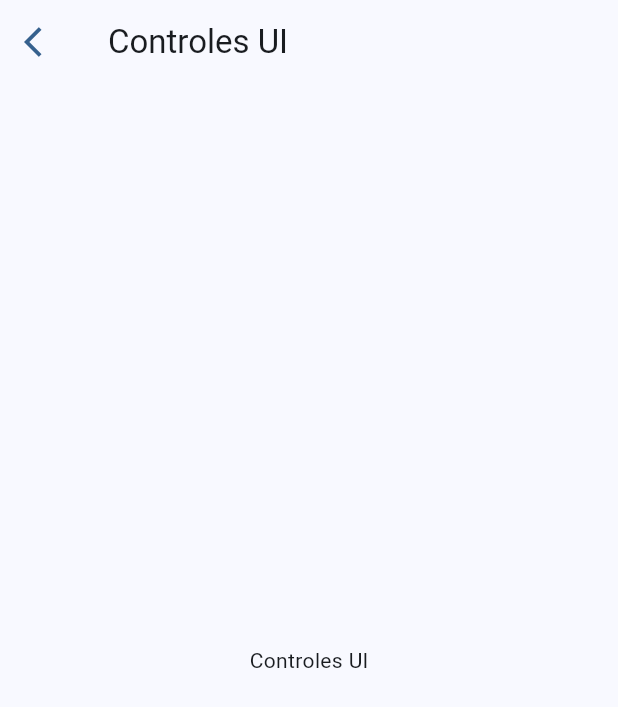
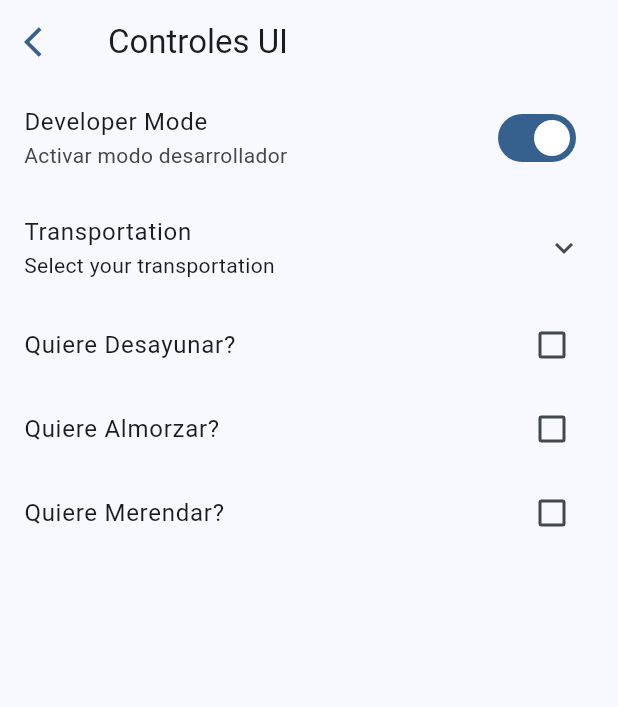
Before and after one commit to U2D-8Bits/WidgetsApp_Flutter, a Flutter app: the UIControllsScreen screen opened by its route, on a phone screen of 412 x 824 dp. Shown: the top 707 px of the screen. Run offline on Flutter 3.47's test engine with Material 3 defaults, Android fonts, the phone set to English and light mode, and no system bars; our stand-ins replace go_router.

Commit message:
UI Controls terminado

```diff
--- a/lib/presentation/screens/ui_controlls/ui_controlls_screen.dart
+++ b/lib/presentation/screens/ui_controlls/ui_controlls_screen.dart
@@ -1,20 +1,17 @@
 import 'package:flutter/material.dart';
 
 class UIControllsScreen extends StatelessWidget {
-
   static const String name = 'ui_controlls';
 
   const UIControllsScreen({super.key});
 
   @override
   Widget build(BuildContext context) {
-
     final colors = Theme.of(context).colorScheme;
 
     return Scaffold(
         appBar: AppBar(
-        leading:
-        IconButton(
+          leading: IconButton(
             onPressed: () {
               Navigator.pop(context);
             },
@@ -25,14 +22,101 @@ class UIControllsScreen extends StatelessWidget {
           ),
           title: const Text('Controles UI'),
         ),
-      body: const Center(
-        child: Column(
-          mainAxisAlignment: MainAxisAlignment.center,
-          children: <Widget>[
-            Text('Controles UI'),
+        body: const _UIControllsView());
+  }
+}
+
+class _UIControllsView extends StatefulWidget {
+  const _UIControllsView();
+
+  @override
+  State<_UIControllsView> createState() => _UIControllsViewState();
+}
+
+enum Transportation { car, bike, plane, boat, train }
+
+class _UIControllsViewState extends State<_UIControllsView> {
+  bool isDeveloper = true;
+  Transportation selectedTransportation = Transportation.car;
+  bool wantsBreakfast = false;
+  bool wantsLunch = false;
+  bool wantsDinner = false;
+
+  @override
+  Widget build(BuildContext context) {
+    return ListView(
+      physics: const ClampingScrollPhysics(),
+      children: [
+        SwitchListTile(
+          title: const Text('Developer Mode'),
+          subtitle: const Text('Activar modo desarrollador'),
+          value: isDeveloper,
+          onChanged: (value) => setState(() {
+            isDeveloper = !isDeveloper;
+          }),
+        ),
+        ExpansionTile(
+          title: const Text('Transportation'),
+          subtitle: const Text('Select your transportation'),
+          children: [
+            RadioListTile(
+                title: const Text('By Car'),
+                subtitle: const Text('Transportation by car'),
+                value: Transportation.car,
+                groupValue: selectedTransportation,
+                onChanged: (value) => setState(() {
+                      selectedTransportation = Transportation.car;
+                    })),
+            RadioListTile(
+                title: const Text('By Bike'),
+                subtitle: const Text('Transportation by bike'),
+                value: Transportation.boat,
+                groupValue: selectedTransportation,
+                onChanged: (value) => setState(() {
+                      selectedTransportation = Transportation.boat;
+                    })),
+            RadioListTile(
+                title: const Text('By Plane'),
+                subtitle: const Text('Transportation by plane'),
+                value: Transportation.bike,
+                groupValue: selectedTransportation,
+                onChanged: (value) => setState(() {
+                      selectedTransportation = Transportation.bike;
+                    })),
+            RadioListTile(
+                title: const Text('By Boat'),
+                subtitle: const Text('Transportation by boat'),
+                value: Transportation.plane,
+                groupValue: selectedTransportation,
+                onChanged: (value) => setState(() {
+                      selectedTransportation = Transportation.plane;
+                    }))
           ],
         ),
+
+
+        CheckboxListTile(
+          title: const Text('Quiere Desayunar?'),
+          value: wantsBreakfast,
+          onChanged: (value) => setState(() {
+            wantsBreakfast = !wantsBreakfast;
+          }),
         ),
+        CheckboxListTile(
+          title: const Text('Quiere Almorzar?'),
+          value: wantsLunch,
+          onChanged: (value) => setState(() {
+            wantsLunch = !wantsLunch;
+          }),
+        ),
+                CheckboxListTile(
+          title: const Text('Quiere Merendar?'),
+          value: wantsDinner,
+          onChanged: (value) => setState(() {
+            wantsDinner = !wantsDinner;
+          }),
+        ),
+      ],
     );
   }
 }
```
Lines whose indentation alone changed are shown as unchanged.
